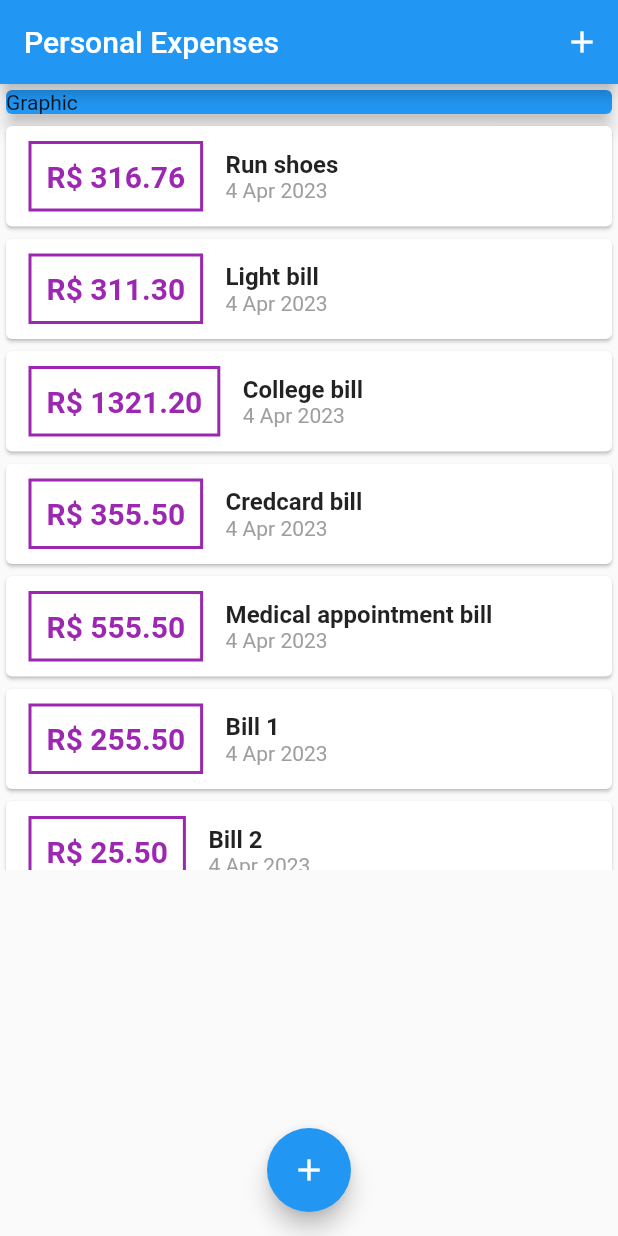
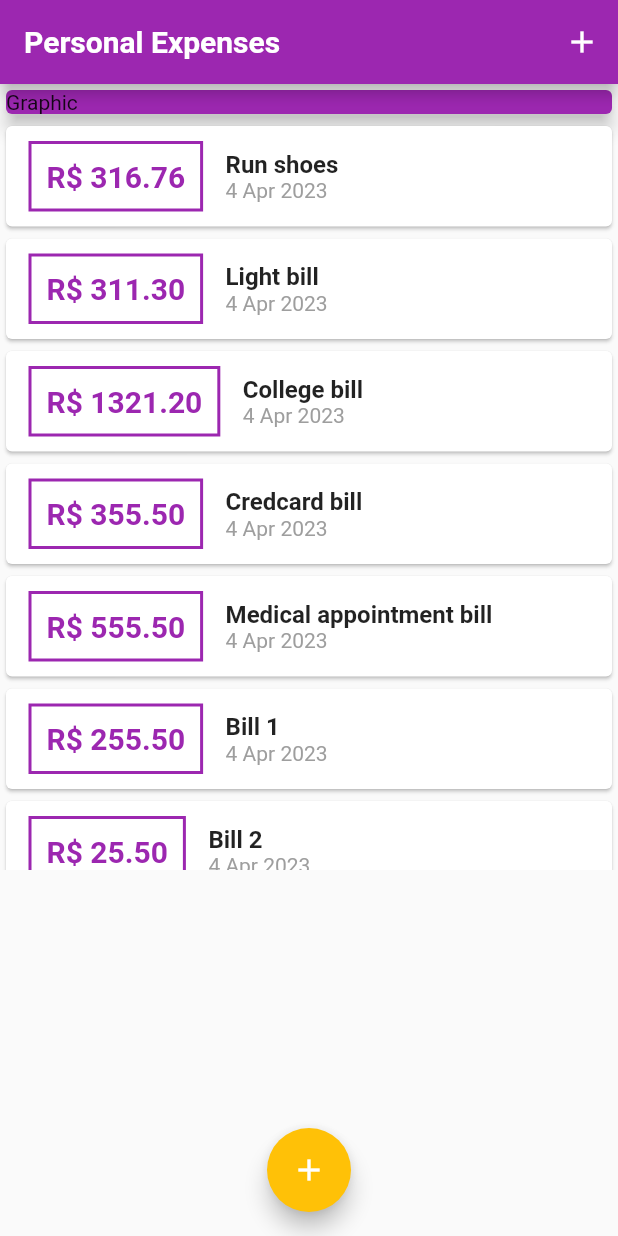
Before and after one commit to PabloCurty/my_expenses, a Flutter app: the screen it shows after launch, on a phone screen of 412 x 824 dp. Run offline on Flutter 3.47's test engine with Material 2 defaults, Android fonts, the phone set to English and light mode, and no system bars; Roboto replaces fonts that are missing (OpenSans).

Commit message:
add theme centralization

```diff
--- a/lib/main.dart
+++ b/lib/main.dart
@@ -12,7 +12,33 @@ class MyExpensesApp extends StatelessWidget {
 
   @override
   Widget build(BuildContext context) {
-    return const MaterialApp(home: MyHomePage());
+    final ThemeData tema = ThemeData();
+
+    return MaterialApp(
+      home: const MyHomePage(),
+      debugShowCheckedModeBanner: false,
+      theme: tema.copyWith(
+        colorScheme: tema.colorScheme.copyWith(
+          primary: Colors.purple,
+          secondary: Colors.amber,
+        ),
+        textTheme: tema.textTheme.copyWith(
+          titleLarge: const TextStyle(
+            fontFamily: 'OpenSans',
+            fontSize: 18,
+            fontWeight: FontWeight.bold,
+            color: Colors.black,
+          ),
+        ),
+        appBarTheme: const AppBarTheme(
+          titleTextStyle: TextStyle(
+            fontFamily: 'OpenSans',
+            fontSize: 20,
+            fontWeight: FontWeight.bold,
+          ),
+        ),
+      ),
+    );
   }
 }
 
@@ -117,7 +143,7 @@ class _MyHomePageState extends State<MyHomePage> {
             Container(
               width: double.infinity,
               child: const Card(
-                color: Colors.blue,
+                color: Colors.purple,
                 elevation: 5,
                 child: Text('Graphic'),
               ),
```
